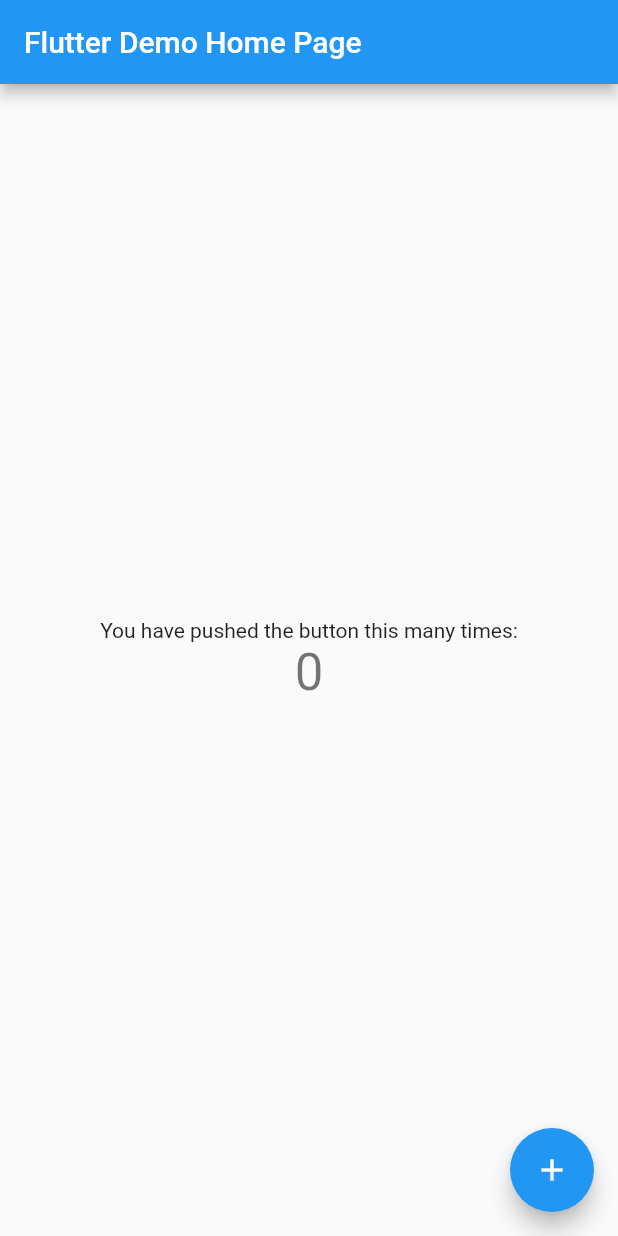
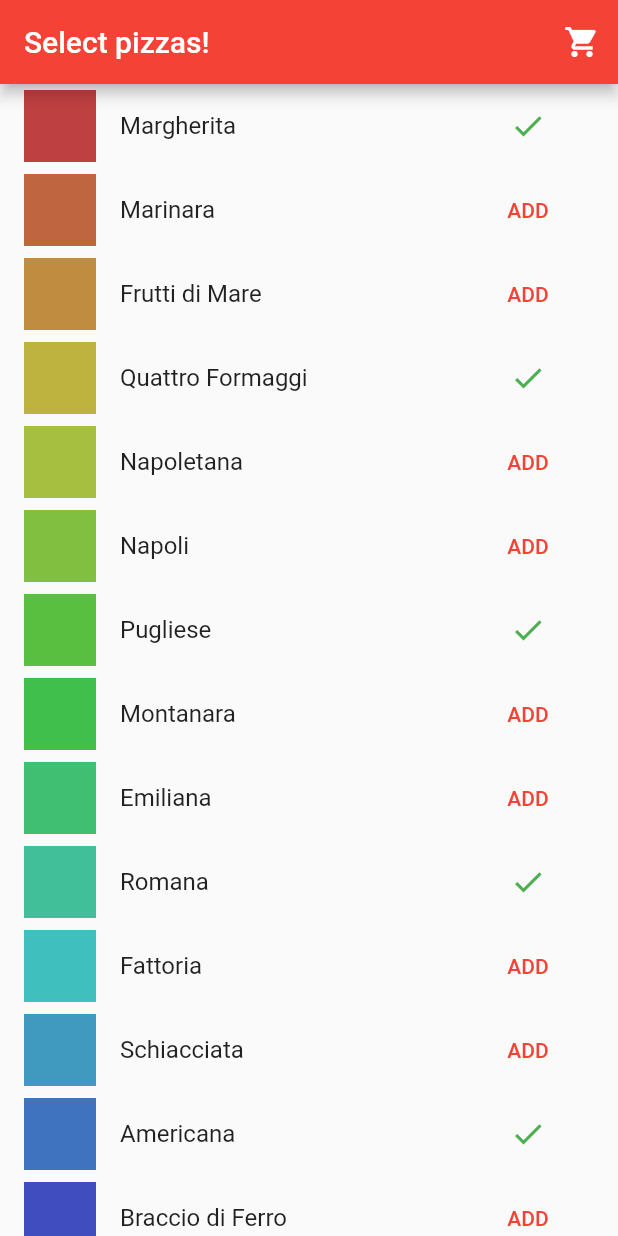
Before and after one commit to motia/flutter-state-codelab, a Flutter app: the screen it shows after launch, on a phone screen of 412 x 824 dp. Run offline on Flutter 3.47's test engine with Material 2 defaults, Android fonts, the phone set to English and light mode, and no system bars.

Commit message:
prepare ui

```diff
--- a/lib/main.dart
+++ b/lib/main.dart
@@ -1,4 +1,7 @@
 import 'package:flutter/material.dart';
+
+import './cart_screen.dart';
+import './pizzas.dart';
 
 void main() => runApp(MyApp());
 
@@ -7,105 +10,78 @@ class MyApp extends StatelessWidget {
   @override
   Widget build(BuildContext context) {
     return MaterialApp(
-      title: 'Flutter Demo',
+      title: 'Pizza shop',
       theme: ThemeData(
-        // This is the theme of your application.
-        //
-        // Try running your application with "flutter run". You'll see the
-        // application has a blue toolbar. Then, without quitting the app, try
-        // changing the primarySwatch below to Colors.green and then invoke
-        // "hot reload" (press "r" in the console where you ran "flutter run",
-        // or simply save your changes to "hot reload" in a Flutter IDE).
-        // Notice that the counter didn't reset back to zero; the application
-        // is not restarted.
-        primarySwatch: Colors.blue,
+        primarySwatch: Colors.red,
       ),
-      home: MyHomePage(title: 'Flutter Demo Home Page'),
+      home: MyHomePage(),
     );
   }
 }
 
 class MyHomePage extends StatefulWidget {
-  MyHomePage({Key key, this.title}) : super(key: key);
-
-  // This widget is the home page of your application. It is stateful, meaning
-  // that it has a State object (defined below) that contains fields that affect
-  // how it looks.
-
-  // This class is the configuration for the state. It holds the values (in this
-  // case the title) provided by the parent (in this case the App widget) and
-  // used by the build method of the State. Fields in a Widget subclass are
-  // always marked "final".
-
-  final String title;
+  MyHomePage({Key key}) : super(key: key);
 
   @override
   _MyHomePageState createState() => _MyHomePageState();
 }
 
 class _MyHomePageState extends State<MyHomePage> {
-  int _counter = 0;
-
-  void _incrementCounter() {
-    setState(() {
-      // This call to setState tells the Flutter framework that something has
-      // changed in this State, which causes it to rerun the build method below
-      // so that the display can reflect the updated values. If we changed
-      // _counter without calling setState(), then the build method would not be
-      // called again, and so nothing would appear to happen.
-      _counter++;
-    });
+  @override
+  Widget build(BuildContext context) {
+    return Scaffold(
+      appBar: AppBar(
+        title: Text('Select pizzas!'),
+        actions: <Widget>[
+          IconButton(
+            onPressed: _navigateToCarScreen,
+            icon: Icon(Icons.shopping_cart),
+            color: Colors.white,
+          )
+        ],
+      ),
+      body: Center(
+          child: ListView.builder(
+        itemCount: PIZZAS.length,
+        itemBuilder: (ctx, index) {
+          final itemName = PIZZAS[index];
+          final pizzaImage = HSLColor.fromAHSL(
+            1,
+            (index % 20) / 20 * 360,
+            0.5,
+            0.5,
+          ); // A piz
+          final isSelected = index % 3 == 0; // za color because they don't all
+          // look the
+          // same
+          return ListTile(
+            leading: Container(
+              height: 48,
+              width: 48,
+              color: pizzaImage.toColor(),
+            ),
+            title: Text(itemName),
+            trailing: FlatButton(
+              onPressed: () {},
+              child: isSelected
+                  ? Icon(
+                      Icons.check,
+                      color: Colors.green,
+                    )
+                  : Text('ADD',
+                      style: TextStyle(color: Theme.of(context).accentColor)),
+            ),
+          );
+        },
+      )),
+    );
   }
 
-  @override
-  Widget build(BuildContext context) {
-    // This method is rerun every time setState is called, for instance as done
-    // by the _incrementCounter method above.
-    //
-    // The Flutter framework has been optimized to make rerunning build methods
-    // fast, so that you can just rebuild anything that needs updating rather
-    // than having to individually change instances of widgets.
-    return Scaffold(
-      appBar: AppBar(
-        // Here we take the value from the MyHomePage object that was created by
-        // the App.build method, and use it to set our appbar title.
-        title: Text(widget.title),
-      ),
-      body: Center(
-        // Center is a layout widget. It takes a single child and positions it
-        // in the middle of the parent.
-        child: Column(
-          // Column is also layout widget. It takes a list of children and
-          // arranges them vertically. By default, it sizes itself to fit its
-          // children horizontally, and tries to be as tall as its parent.
-          //
-          // Invoke "debug painting" (press "p" in the console, choose the
-          // "Toggle Debug Paint" action from the Flutter Inspector in Android
-          // Studio, or the "Toggle Debug Paint" command in Visual Studio Code)
-          // to see the wireframe for each widget.
-          //
-          // Column has various properties to control how it sizes itself and
-          // how it positions its children. Here we use mainAxisAlignment to
-          // center the children vertically; the main axis here is the vertical
-          // axis because Columns are vertical (the cross axis would be
-          // horizontal).
-          mainAxisAlignment: MainAxisAlignment.center,
-          children: <Widget>[
-            Text(
-              'You have pushed the button this many times:',
-            ),
-            Text(
-              '$_counter',
-              style: Theme.of(context).textTheme.display1,
-            ),
-          ],
-        ),
-      ),
-      floatingActionButton: FloatingActionButton(
-        onPressed: _incrementCounter,
-        tooltip: 'Increment',
-        child: Icon(Icons.add),
-      ), // This trailing comma makes auto-formatting nicer for build methods.
-    );
+  void _navigateToCarScreen() {
+    Navigator.push(
+        context,
+        MaterialPageRoute(
+          builder: (ctx) => CartScreen(),
+        ));
   }
 }
--- /dev/null
+++ b/lib/pizzas.dart
@@ -0,0 +1,41 @@
+const PIZZAS = [
+  "Margherita",
+  "Marinara",
+  "F""rutti di Mare",
+  "Quattro Formaggi",
+  "Napoletana",
+  "Napoli",
+  "Pugliese",
+  "Montanara",
+  "Emiliana",
+  "Romana",
+  "Fattoria",
+  "Schiacciata",
+  "Americana",
+  "Braccio di Ferro",
+  "Sarda.",
+  "Tonno",
+  "Valtellina",
+  "Gorgonzola.",
+  "Pizza al Pesto",
+  "Mediterranea",
+  "Ortolana",
+  "Diavola",
+  "Rustica",
+  "Contadina",
+  "Parmigiana",
+  "Ricotta e Spinaci",
+  "Mare e Monti",
+  "Padana",
+  "Tedesca",
+  "Tirolese",
+  "Boscaiola",
+  "Vegetariana",
+  "Bufalina",
+  "Fontana",
+  "Pizza tartufata",
+  "Tricolore",
+  "Caprese",
+  "Fiori di zucca",
+  "Funghi",
+];
--- a/pubspec.yaml
+++ b/pubspec.yaml
@@ -14,11 +14,13 @@ description: A new Flutter application.
 version: 1.0.0+1
 
 environment:
-  sdk: ">=2.1.0 <3.0.0"
+  sdk: ">=2.2.2 <3.0.0"
 
 dependencies:
   flutter:
     sdk: flutter
+  provider: 3.0.0+1
+  rxdart:
 
   # The following adds the Cupertino Icons font to your application.
   # Use with the CupertinoIcons class for iOS style icons.
```
Also changed, not shown: lib/cart_screen.dart (added, +82 -0 lines), pubspec.lock.
